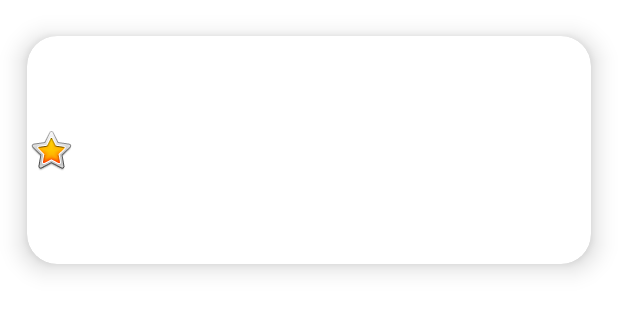
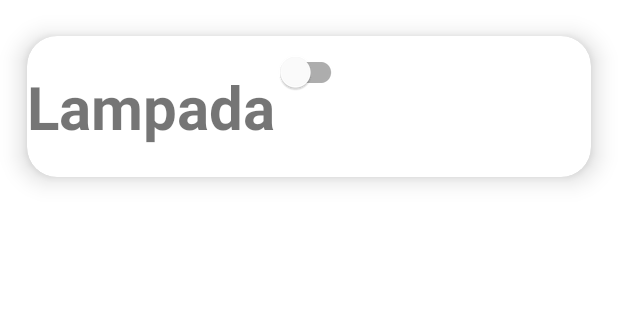
Before and after one commit to Pota89/E-Mon, an Android app: the layout list_item_device_lamp.xml on its own in the app's theme, with its tools: preview values and no code run, on a phone screen of 412 x 824 dp. Shown: the top 312 px of the screen. Run offline under Robolectric (Android 15) with nearby library versions, the phone set to English and light mode, and no system bars.

Commit message:
Working lamp read value

```diff
--- a/app/src/main/java/angelini/domotica/ui/room/holders/DeviceLampViewHolder.kt
+++ b/app/src/main/java/angelini/domotica/ui/room/holders/DeviceLampViewHolder.kt
@@ -9,21 +9,15 @@ import angelini.domotica.databinding.ListItemDeviceTemperatureBinding
 class DeviceLampViewHolder(private val binding: ListItemDeviceLampBinding) : RecyclerView.ViewHolder(binding.root) {
 
     fun bind(item: Device)  {
+        binding.switchLamp.isChecked = item.value!=0//return true if value is different than 0
         val builder = StringBuilder()
-
-        when(item.type)
-        {
-            DeviceType.TEMPERATURE -> builder.append("Temperatura")
-            DeviceType.MOVEMENT -> builder.append("Movimento")
-            DeviceType.LAMP -> builder.append("Lampada")
-            else -> builder.append("Sconosciuto")
-        }
+        builder.append("Lampada")
 
         if (item.number!=0){
             builder.append(" ")
             builder.append(item.number)
         }
 
-        binding.deviceName.text=builder.toString()
+        binding.lampName.text=builder.toString()
     }
 }
--- a/app/src/main/res/layout/list_item_device_lamp.xml
+++ b/app/src/main/res/layout/list_item_device_lamp.xml
@@ -1,30 +1,39 @@
 <?xml version="1.0" encoding="utf-8"?>
-<androidx.cardview.widget.CardView
-    xmlns:android="http://schemas.android.com/apk/res/android"
+<androidx.cardview.widget.CardView xmlns:android="http://schemas.android.com/apk/res/android"
     xmlns:card_view="http://schemas.android.com/apk/res-auto"
-    android:id="@+id/card_view_device"
+    xmlns:tools="http://schemas.android.com/tools"
+    android:id="@+id/card_view_device_lamp"
     android:layout_width="match_parent"
-    android:layout_height="200dp"
+    android:layout_height="wrap_content"
+    card_view:cardBackgroundColor="@color/white"
+    card_view:cardCornerRadius="20dp"
     card_view:cardElevation="10dp"
-    card_view:cardCornerRadius="20dp"
-    card_view:cardBackgroundColor="@color/white"
     card_view:cardMaxElevation="12dp"
     card_view:cardPreventCornerOverlap="true"
-    card_view:cardUseCompatPadding="true"    >
+    card_view:cardUseCompatPadding="true">
 
-    <ImageView
-        android:id="@+id/imageView2"
-        android:layout_width="wrap_content"
+    <LinearLayout
+        android:layout_width="match_parent"
         android:layout_height="match_parent"
-        card_view:srcCompat="@android:drawable/btn_star_big_on" />
+        android:orientation="horizontal">
 
         <TextView
-        android:id="@+id/device_name"
+            android:id="@+id/lamp_name"
             android:layout_width="wrap_content"
             android:layout_height="wrap_content"
             android:layout_gravity="center"
             android:layout_marginTop="20dp"
             android:layout_marginBottom="20dp"
             android:textSize="40sp"
-        android:textStyle="bold" />
+            android:textStyle="bold"
+            tools:text="Lampada"/>
+
+        <com.google.android.material.switchmaterial.SwitchMaterial
+            android:id="@+id/switch_lamp"
+            android:layout_width="wrap_content"
+            android:layout_height="wrap_content"
+            android:minHeight="48dp"/>
+
+    </LinearLayout>
+
 </androidx.cardview.widget.CardView>
```
Lines whose indentation alone changed are shown as unchanged.
